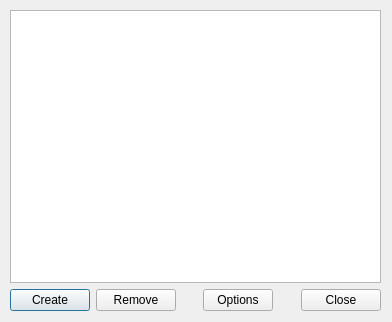
Above: ui/channel_homes.ui from gitter-badger/simplechatclient before the change. Below: the same form after it.
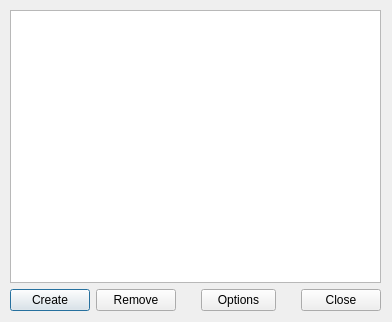
That is the form after the change. Icons and pictures are not drawn.

Commit message: options button +5px

What changed in the file:
```diff
--- a/ui/channel_homes.ui
+++ b/ui/channel_homes.ui
@@ -94,7 +94,7 @@
         </property>
         <property name="minimumSize">
          <size>
-          <width>70</width>
+          <width>75</width>
           <height>0</height>
          </size>
         </property>
```
The commit also changes 5 other files.
